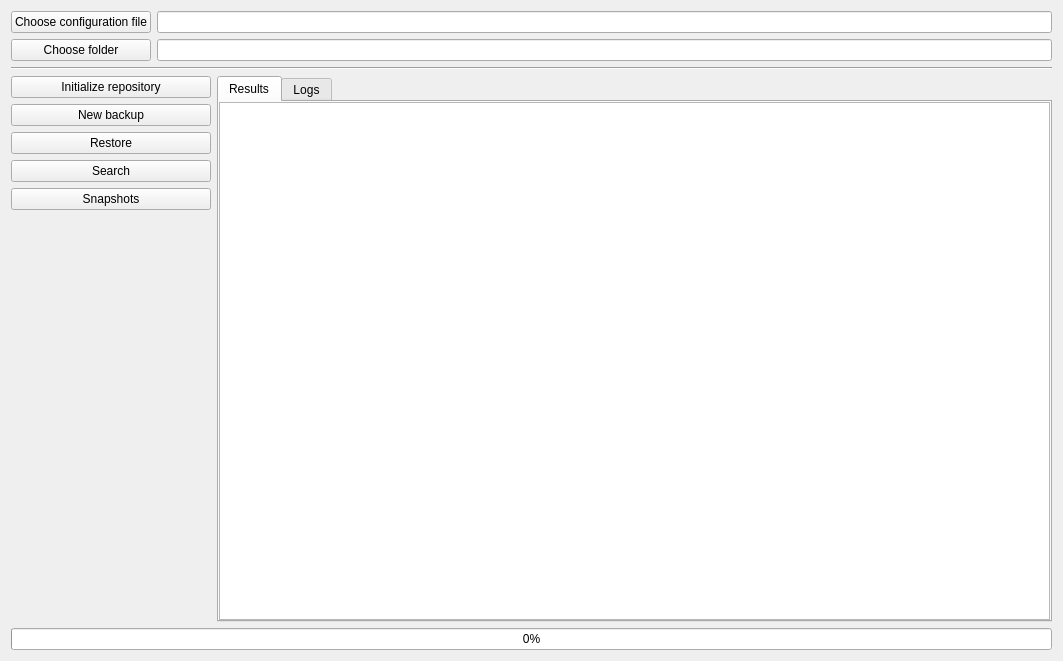
The window that qrestic/ui/main_widget.ui (altaris/qrestic) describes before a commit, drawn with Qt 5.
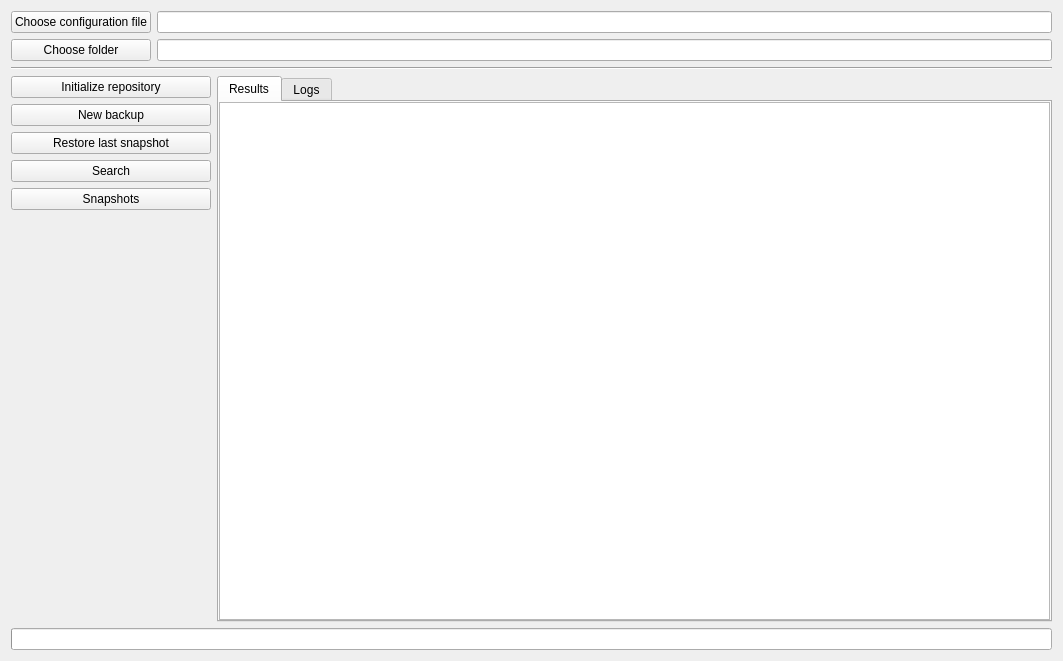
The same window after the commit. Icons and pictures are not drawn.

Commit message: Restore command

What changed in the file:
```diff
--- a/qrestic/ui/main_widget.ui
+++ b/qrestic/ui/main_widget.ui
@@ -164,7 +164,7 @@
            <item>
             <widget class="QPushButton" name="pb_restore">
              <property name="text">
-              <string>Restore</string>
+              <string>Restore last snapshot</string>
              </property>
              <property name="icon">
               <iconset>
@@ -297,11 +297,7 @@
        </layout>
       </item>
       <item>
-       <widget class="QProgressBar" name="progress_bar">
-        <property name="value">
-         <number>0</number>
-        </property>
-       </widget>
+       <widget class="QProgressBar" name="progress_bar"/>
       </item>
      </layout>
     </widget>
```
The commit also changes 2 other files.
